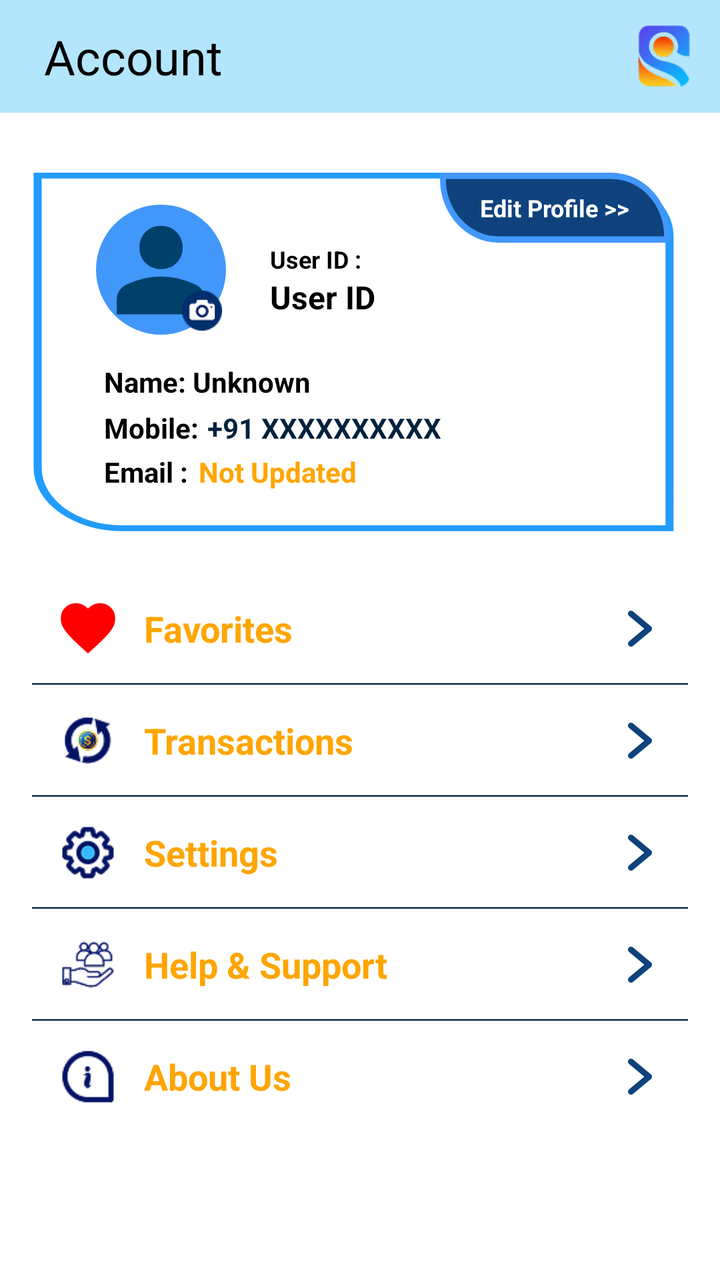
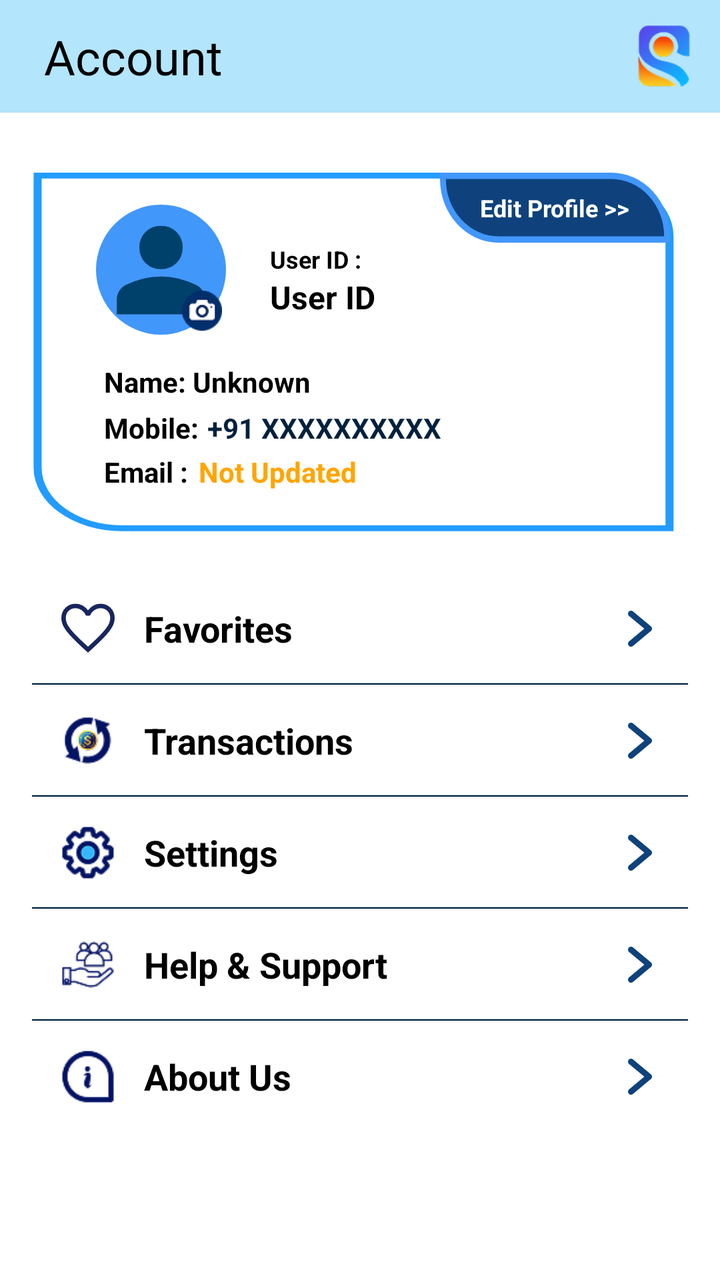

Compare the two renders of this Android layout. The source of the first and the diff that turns it into the second are given below.
<!-- AndroidManifest.xml: application theme Theme.Seekshakcom -->
<!-- res/layout/fragment_myaccount.xml -->
<?xml version="1.0" encoding="utf-8"?>
<FrameLayout xmlns:android="http://schemas.android.com/apk/res/android"
    android:layout_width="match_parent"
    android:layout_height="match_parent"
    android:background="#B3E5FC">

    <LinearLayout
        android:orientation="vertical"
        android:layout_width="match_parent"
        android:layout_height="match_parent"
        android:background="@color/white">

        <RelativeLayout
            android:layout_width="match_parent"
            android:layout_height="wrap_content"
            android:background="#B3E5FC"
            android:padding="12dp">


            <TextView
                android:id="@+id/title"
                android:layout_width="wrap_content"
                android:layout_height="wrap_content"
                android:layout_alignParentTop="true"
                android:layout_marginTop="0dp"
                android:layout_marginStart="10dp"
                android:text="Account"
                android:textColor="#000000"
                android:textSize="24sp" />

            <ImageView
                android:id="@+id/logo"
                android:layout_width="32dp"
                android:layout_height="32dp"
                android:layout_alignParentEnd="true"
                android:src="@drawable/logo_1_1"
                android:contentDescription="Logo" />
        </RelativeLayout>

        <ScrollView
            android:layout_width="match_parent"
            android:layout_height="0dp"
            android:layout_weight="1"
            android:paddingBottom="80dp">

            <LinearLayout
                android:layout_width="match_parent"
                android:layout_height="wrap_content"
                android:orientation="vertical"
                android:paddingHorizontal="16dp">

                <RelativeLayout
                    android:layout_width="match_parent"
                    android:layout_height="wrap_content"
                    android:layout_gravity="center_horizontal"
                    android:layout_marginTop="30dp"
                    android:background="@drawable/profile_card_bg"
                    android:paddingStart="16dp">

                    <TextView
                        android:layout_width="115dp"
                        android:layout_height="35dp"
                        android:layout_alignParentEnd="true"
                        android:layout_marginEnd="9dp"
                        android:background="@drawable/bg_viewprofile"
                        android:clickable="true"
                        android:focusable="true"
                        android:gravity="center"
                        android:lineSpacingExtra="4sp"
                        android:text="Edit Profile >>"
                        android:textColor="#FFFFFF"
                        android:textSize="12sp"
                        android:textStyle="bold" />

                    <FrameLayout
                        android:id="@+id/profile_frame"
                        android:layout_width="wrap_content"
                        android:layout_height="wrap_content"
                        android:layout_marginStart="16dp"
                        android:layout_marginTop="16dp"
                        android:clickable="true"
                        android:focusable="true">


                        
                        <ImageView
                            android:id="@+id/profile_icon"
                            android:layout_width="65dp"
                            android:layout_height="65dp"
                            android:background="@drawable/bg_profilecicle"
                            android:contentDescription="Profile"
                            android:padding="0dp"
                            android:scaleType="centerCrop"
                            android:src="@drawable/ic_user" />


                        <ImageButton
                            android:id="@+id/ic_camera"
                            android:layout_width="20dp"
                            android:layout_height="20dp"
                            android:layout_gravity="bottom|end"
                            android:layout_margin="2dp"
                            android:background="@drawable/ic_camera"
                            android:contentDescription="Edit Profile Picture" />
                    </FrameLayout>


                    <LinearLayout
                        android:layout_width="wrap_content"
                        android:layout_height="wrap_content"
                        android:layout_marginStart="22dp"
                        android:layout_toEndOf="@id/profile_frame"
                        android:orientation="vertical">

                        <TextView
                            android:layout_width="wrap_content"
                            android:layout_height="wrap_content"
                            android:layout_marginTop="35dp"
                            android:text="User ID : "
                            android:textColor="#000000"
                            android:textSize="12sp"
                            android:textStyle="bold" />

                        <TextView
                            android:id="@+id/user_id"
                            android:layout_width="wrap_content"
                            android:layout_height="wrap_content"
                            android:text="User ID"
                            android:textColor="#000000"
                            android:textSize="16sp"
                            android:textStyle="bold" />
                    </LinearLayout>

                    <TextView
                        android:id="@+id/text_user_name"
                        android:layout_width="wrap_content"
                        android:layout_height="wrap_content"
                        android:layout_below="@+id/profile_frame"
                        android:layout_marginTop="14dp"
                        android:layout_marginStart="20dp"
                        android:text="Name: "
                        android:textColor="#000000"
                        android:textSize="14sp"
                        android:textStyle="bold" />

                    <TextView
                        android:id="@+id/user_name"
                        android:layout_width="wrap_content"
                        android:layout_height="wrap_content"
                        android:layout_below="@+id/profile_frame"
                        android:layout_marginTop="14dp"
                        android:layout_toEndOf="@+id/text_user_name"
                        android:text="Unknown"
                        android:textColor="#000000"
                        android:textSize="14sp"
                        android:textStyle="bold" />

                    <TextView
                        android:id="@+id/text_mobile"
                        android:layout_width="wrap_content"
                        android:layout_height="wrap_content"
                        android:layout_below="@+id/user_name"
                        android:layout_marginTop="4dp"
                        android:layout_marginStart="20dp"
                        android:text="Mobile: "
                        android:textColor="#000000"
                        android:textSize="14sp"
                        android:textStyle="bold" />

                    <TextView
                        android:id="@+id/mobile_no"
                        android:layout_width="wrap_content"
                        android:layout_height="wrap_content"
                        android:layout_below="@+id/user_name"
                        android:layout_marginStart="1dp"
                        android:layout_marginTop="4dp"
                        android:layout_toEndOf="@+id/text_mobile"
                        android:text="+91 XXXXXXXXXX"
                        android:textColor="#00213D"
                        android:textSize="14sp"
                        android:textStyle="bold" />

                    <TextView
                        android:id="@+id/text_email"
                        android:layout_width="wrap_content"
                        android:layout_height="wrap_content"
                        android:layout_below="@+id/text_mobile"
                        android:layout_marginTop="3dp"
                        android:layout_marginStart="20dp"
                        android:text="Email : "
                        android:textColor="#000000"
                        android:textSize="14sp"
                        android:textStyle="bold" />

                    <TextView
                        android:id="@+id/user_email"
                        android:layout_width="wrap_content"
                        android:layout_height="wrap_content"
                        android:layout_below="@+id/mobile_no"
                        android:layout_marginStart="2dp"
                        android:layout_marginTop="3dp"
                        android:layout_toEndOf="@+id/text_email"
                        android:text="Not Updated"
                        android:textColor="#FFA500"
                        android:textSize="14sp"
                        android:textStyle="bold" />

                </RelativeLayout>
                <LinearLayout
                    android:layout_width="match_parent"
                    android:layout_height="wrap_content"
                    android:orientation="horizontal"
                    android:layout_marginTop="15dp"
                    android:background="@drawable/rectangle_6"
                    android:padding="12dp"
                    android:gravity="center_vertical">

                    
                    <ImageView
                        android:layout_width="32dp"
                        android:layout_height="32dp"
                        android:src="@drawable/ic_heart"
                        android:layout_marginEnd="12dp" />

                    
                    <TextView
                        android:id="@+id/favourite_btn"
                        android:layout_width="0dp"
                        android:layout_height="wrap_content"
                        android:layout_weight="1"
                        android:text="Favorites"
                        android:textColor="@color/orange"
                        android:textSize="18sp"
                        android:textStyle="bold"
                        android:clickable="true"
                        android:focusable="true" />

                    
                    <ImageView
                        android:layout_width="24dp"
                        android:layout_height="24dp"
                        android:src="@drawable/ic_arrow_right"
                        android:contentDescription="Go to Favorites" />
                </LinearLayout>

                <LinearLayout
                    android:layout_width="match_parent"
                    android:layout_height="wrap_content"
                    android:orientation="horizontal"
                    android:layout_marginTop="0dp"
                    android:background="@drawable/rectangle_6"
                    android:padding="12dp"
                    android:gravity="center_vertical">

                    <ImageView
                        android:layout_width="32dp"
                        android:layout_height="32dp"
                        android:src="@drawable/ic_transactions"
                        android:layout_marginEnd="12dp" />

                    
                    <TextView
                        android:id="@+id/transactions_btn"
                        android:layout_width="0dp"
                        android:layout_height="wrap_content"
                        android:layout_weight="1"
                        android:clickable="true"
                        android:focusable="true"
                        android:text="Transactions"
                        android:textColor="@color/orange"
                        android:textSize="18sp"
                        android:textStyle="bold" />

                    
                    <ImageView
                        android:layout_width="24dp"
                        android:layout_height="24dp"
                        android:src="@drawable/ic_arrow_right"
                        android:contentDescription="Go to Favorites" />
                </LinearLayout>
                <LinearLayout
                    android:layout_width="match_parent"
                    android:layout_height="wrap_content"
                    android:orientation="horizontal"
                    android:layout_marginTop="0dp"
                    android:background="@drawable/rectangle_6"
                    android:padding="12dp"
                    android:gravity="center_vertical">

                    <ImageView
                        android:layout_width="32dp"
                        android:layout_height="32dp"
                        android:src="@drawable/ic_seetings"
                        android:layout_marginEnd="12dp" />

                    
                    <TextView
                        android:id="@+id/settings_btn"
                        android:layout_width="0dp"
                        android:layout_height="wrap_content"
                        android:layout_weight="1"
                        android:clickable="true"
                        android:focusable="true"
                        android:text="Settings"
                        android:textColor="@color/orange"
                        android:textSize="18sp"
                        android:textStyle="bold" />

                    
                    <ImageView
                        android:layout_width="24dp"
                        android:layout_height="24dp"
                        android:src="@drawable/ic_arrow_right"
                        android:contentDescription="Go to Favorites" />

                </LinearLayout>
                <LinearLayout
                    android:layout_width="match_parent"
                    android:layout_height="wrap_content"
                    android:orientation="horizontal"
                    android:layout_marginTop="0dp"
                    android:background="@drawable/rectangle_6"
                    android:padding="12dp"
                    android:gravity="center_vertical">

                    <ImageView
                        android:layout_width="32dp"
                        android:layout_height="32dp"
                        android:src="@drawable/ic_helpsupport"
                        android:layout_marginEnd="12dp" />

                    
                    <TextView
                        android:id="@+id/help_support"
                        android:layout_width="0dp"
                        android:layout_height="wrap_content"
                        android:layout_weight="1"
                        android:clickable="true"
                        android:focusable="true"
                        android:text="Help &amp; Support"
                        android:textColor="@color/orange"
                        android:textSize="18sp"
                        android:textStyle="bold" />

                    
                    <ImageView
                        android:layout_width="24dp"
                        android:layout_height="24dp"
                        android:src="@drawable/ic_arrow_right"
                        android:contentDescription="Go to Favorites" />

                </LinearLayout>
                <LinearLayout
                    android:layout_width="match_parent"
                    android:layout_height="wrap_content"
                    android:orientation="horizontal"
                    android:layout_marginTop="0dp"
                    android:background="@drawable/rectangle_6"
                    android:padding="12dp"
                    android:gravity="center_vertical">

                    <ImageView
                        android:layout_width="32dp"
                        android:layout_height="32dp"
                        android:src="@drawable/ic_aboutus"
                        android:layout_marginEnd="12dp" />

                    
                    <TextView
                        android:id="@+id/about_us"
                        android:layout_width="0dp"
                        android:layout_height="wrap_content"
                        android:layout_weight="1"
                        android:clickable="true"
                        android:focusable="true"
                        android:text="About Us"
                        android:textColor="@color/orange"
                        android:textSize="18sp"
                        android:textStyle="bold" />


                    
                    <ImageView
                        android:layout_width="24dp"
                        android:layout_height="24dp"
                        android:src="@drawable/ic_arrow_right"
                        android:contentDescription="Go to Favorites" />

                </LinearLayout>
                <LinearLayout
                    android:id="@+id/logout_layout"
                    android:layout_width="match_parent"
                    android:layout_height="wrap_content"
                    android:orientation="horizontal"
                    android:layout_marginTop="0dp"
                    android:background="@drawable/rectangle_6"
                    android:padding="12dp"
                    android:clickable="true"
                    android:focusable="true"
                    android:gravity="center_vertical">

                    <ImageView
                        android:layout_width="32dp"
                        android:layout_height="32dp"
                        android:src="@drawable/ic_logout"
                        android:layout_marginEnd="12dp" />

                    
                    <TextView
                        android:id="@+id/logoutButton"
                        android:layout_width="0dp"
                        android:layout_height="wrap_content"
                        android:layout_weight="1"
                        android:clickable="true"
                        android:focusable="true"
                        android:text="Log Out"
                        android:textColor="@color/orange"
                        android:textSize="18sp"
                        android:textStyle="bold" />


                    
                    <ImageView
                        android:layout_width="24dp"
                        android:layout_height="24dp"
                        android:src="@drawable/ic_arrow_right"
                        android:contentDescription="Go to Favorites" />

                </LinearLayout>







            </LinearLayout>


        </ScrollView>
    </LinearLayout>
</FrameLayout>
<!-- resources referenced by this layout -->
<resources>
  <color name="orange">#FFA500</color>
  <color name="white">#FFFFFFFF</color>
  <!-- drawable bg_profilecicle (drawable) -->
  <vector xmlns:android="http://schemas.android.com/apk/res/android"
      android:width="132dp"
      android:height="132dp"
      android:viewportWidth="132"
      android:viewportHeight="132">
    <path
        android:pathData="M66,66m-66,0a66,66 0,1 1,132 0a66,66 0,1 1,-132 0"
        android:fillColor="#4297FA"/>
  </vector>
  <!-- drawable bg_viewprofile (drawable) -->
  <vector xmlns:android="http://schemas.android.com/apk/res/android"
      android:width="196dp"
      android:height="55dp"
      android:viewportWidth="196"
      android:viewportHeight="55">
    <path
        android:pathData="M5,2.5H2.5V5C2.5,31.23 23.77,52.5 50,52.5H191H193.5V50C193.5,23.77 172.23,2.5 146,2.5H5Z"
        android:strokeWidth="5"
        android:fillColor="#0F427C"
        android:strokeColor="#4297FA"/>
  </vector>
  <!-- drawable ic_heart (drawable) -->
  <vector xmlns:android="http://schemas.android.com/apk/res/android"
      android:width="24dp"
      android:height="24dp"
      android:viewportWidth="960"
      android:viewportHeight="960">
    <path
        android:pathData="m479.76,851 l-63.5,-57.02Q314.3,702.26 247.71,635.54q-66.6,-66.71 -105.72,-119.81 -39.12,-53.1 -54.74,-97.82Q71.63,373.2 71.63,326q0,-97.59 65.27,-162.98 65.27,-65.39 162.86,-65.39 51.76,0 98.52,21.04 46.76,21.05 81.48,59.85 34.72,-38.8 81.48,-59.85 46.76,-21.04 98.52,-21.04 97.59,0 163.1,65.39 65.51,65.39 65.51,162.98 0,46.96 -15.5,91.67 -15.5,44.72 -54.74,97.7 -39.24,52.98 -105.96,119.81 -66.71,66.84 -168.91,158.8L479.76,851Z"
        android:fillColor="#FF0000"/>
  </vector>
  <!-- drawable profile_card_bg (drawable) -->
  <vector xmlns:android="http://schemas.android.com/apk/res/android"
      android:width="340dp"
      android:height="185dp"
      android:viewportWidth="408"
      android:viewportHeight="321">
    <path
        android:pathData="M6,5H344C371.61,5 394,27.39 394,55V306H56C28.39,306 6,283.61 6,256V5Z"
        android:fillColor="#FFFFFF"/>
    <path
        android:pathData="M344,2.5C372.99,2.5 396.5,26.01 396.5,55V308.5H56C27.01,308.5 3.5,284.99 3.5,256V2.5H344Z"
        android:strokeWidth="5"
        android:fillColor="#00000000"
        android:strokeColor="#229CFF"/>
  </vector>
  <!-- drawable rectangle_6 (drawable) -->
  <vector
      xmlns:android="http://schemas.android.com/apk/res/android"
      android:width="440dp"
      android:height="55dp"
      android:viewportWidth="440"
      android:viewportHeight="75">
  
      
      <path
          android:pathData="M0 0H440V75H0V0Z"
          android:fillColor="#FFFFFF" />
  
      
      <path
          android:pathData="M0,75 L440,75"
          android:strokeWidth="2"
          android:strokeColor="#00213D"
          android:fillColor="@android:color/transparent" />
  </vector>
  <style name="Theme.Seekshakcom" parent="Theme.AppCompat.Light.NoActionBar">
          
          <item name="colorPrimary">@color/black</item>
          <item name="colorPrimaryDark">@color/purple_700</item>
          <item name="colorAccent">@color/teal_200</item>
      </style>
  <color name="black">#FF000000</color>
  <color name="purple_700">#FF3700B3</color>
  <color name="teal_200">#FF03DAC5</color>
  <!-- unchanged entries left out for length: 9 -->
</resources>

<!-- the commit's change to res/layout/fragment_myaccount.xml (unified diff, before → after) -->
@@ -229,7 +229,7 @@
                         android:layout_height="wrap_content"
                         android:layout_weight="1"
                         android:text="Favorites"
-                        android:textColor="@color/orange"
+                        android:textColor="@color/black"
                         android:textSize="18sp"
                         android:textStyle="bold"
                         android:clickable="true"
@@ -267,7 +267,7 @@
                         android:clickable="true"
                         android:focusable="true"
                         android:text="Transactions"
-                        android:textColor="@color/orange"
+                        android:textColor="@color/black"
                         android:textSize="18sp"
                         android:textStyle="bold" />
 
@@ -302,7 +302,7 @@
                         android:clickable="true"
                         android:focusable="true"
                         android:text="Settings"
-                        android:textColor="@color/orange"
+                        android:textColor="@color/black"
                         android:textSize="18sp"
                         android:textStyle="bold" />
 
@@ -338,7 +338,7 @@
                         android:clickable="true"
                         android:focusable="true"
                         android:text="Help &amp; Support"
-                        android:textColor="@color/orange"
+                        android:textColor="@color/black"
                         android:textSize="18sp"
                         android:textStyle="bold" />
 
@@ -374,7 +374,7 @@
                         android:clickable="true"
                         android:focusable="true"
                         android:text="About Us"
-                        android:textColor="@color/orange"
+                        android:textColor="@color/black"
                         android:textSize="18sp"
                         android:textStyle="bold" />
 
@@ -414,7 +414,7 @@
                         android:clickable="true"
                         android:focusable="true"
                         android:text="Log Out"
-                        android:textColor="@color/orange"
+                        android:textColor="@color/black"
                         android:textSize="18sp"
                         android:textStyle="bold" />
 
<!-- resource entries referenced after the edit -->
@@ -1,6 +1,5 @@
 <!-- resources referenced by this layout -->
 <resources>
-  <color name="orange">#FFA500</color>
   <color name="white">#FFFFFFFF</color>
   <!-- drawable bg_profilecicle (drawable) -->
   <vector xmlns:android="http://schemas.android.com/apk/res/android"
@@ -31,8 +30,8 @@
       android:viewportWidth="960"
       android:viewportHeight="960">
     <path
-        android:pathData="m479.76,851 l-63.5,-57.02Q314.3,702.26 247.71,635.54q-66.6,-66.71 -105.72,-119.81 -39.12,-53.1 -54.74,-97.82Q71.63,373.2 71.63,326q0,-97.59 65.27,-162.98 65.27,-65.39 162.86,-65.39 51.76,0 98.52,21.04 46.76,21.05 81.48,59.85 34.72,-38.8 81.48,-59.85 46.76,-21.04 98.52,-21.04 97.59,0 163.1,65.39 65.51,65.39 65.51,162.98 0,46.96 -15.5,91.67 -15.5,44.72 -54.74,97.7 -39.24,52.98 -105.96,119.81 -66.71,66.84 -168.91,158.8L479.76,851Z"
-        android:fillColor="#FF0000"/>
+        android:pathData="m480,839.33 l-46.67,-42q-104.18,-95.08 -172.25,-164.04Q193,564.33 152.67,509.83q-40.34,-54.5 -56.5,-99.16Q80,366 80,320q0,-91.44 61.33,-152.72 61.34,-61.28 152,-61.28 55.34,0 103.34,25.33 48,25.34 83.33,72.67 39.33,-49.33 86.33,-73.67 47,-24.33 100.34,-24.33 90.66,0 152,61.28Q880,228.56 880,320q0,46 -16.17,90.67 -16.16,44.66 -56.5,99.16 -40.33,54.5 -108.41,123.46 -68.07,68.96 -172.25,164.04l-46.67,42ZM480,750.67q99.49,-90.67 163.75,-155.5Q708,530.33 745.67,481.83q37.66,-48.5 52.66,-86.42t15,-75.31q0,-64.1 -41.33,-105.77 -41.33,-41.66 -105.18,-41.66 -50.02,0 -92.59,29.83 -42.56,29.83 -65.56,81.5h-58q-22.34,-51 -64.9,-81.17 -42.57,-30.16 -92.59,-30.16 -63.85,0 -105.18,41.66 -41.33,41.67 -41.33,105.88 0,37.46 15,75.62 15,38.17 52.66,87Q252,531.67 316.67,596.17q64.66,64.5 163.33,154.5ZM480,461.67Z"
+        android:fillColor="#18265d"/>
   </vector>
   <!-- drawable profile_card_bg (drawable) -->
   <vector xmlns:android="http://schemas.android.com/apk/res/android"
